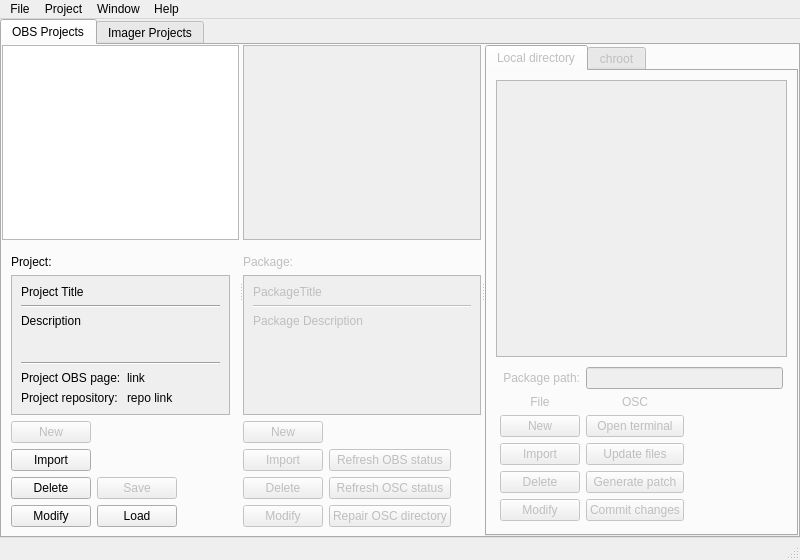
Before: the Qt Designer form src/ObsLightGui/ui/obsLightMain.ui in ronan22/obs-light, drawn with Qt 5.
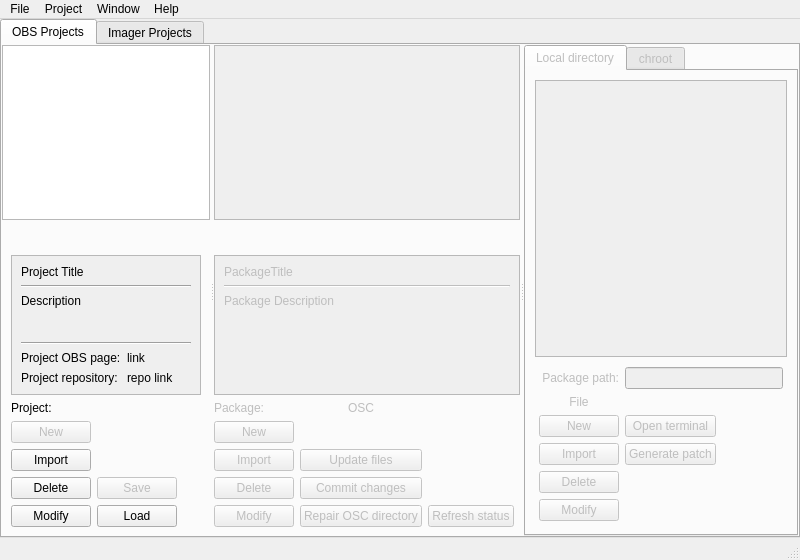
After: the same form once the commit is applied.

```diff
--- a/src/ObsLightGui/ui/obsLightMain.ui
+++ b/src/ObsLightGui/ui/obsLightMain.ui
@@ -102,7 +102,7 @@
                <string/>
               </property>
               <layout class="QGridLayout" name="gridLayout_9">
-               <item row="7" column="0">
+               <item row="8" column="0">
                 <widget class="QPushButton" name="modifyObsProjectButton">
                  <property name="toolTip">
                   <string>Modify the configuration of the selected project.</string>
@@ -112,7 +112,7 @@
                  </property>
                 </widget>
                </item>
-               <item row="6" column="0">
+               <item row="7" column="0">
                 <widget class="QPushButton" name="deleteObsProjectButton">
                  <property name="toolTip">
                   <string>Delete the selected project.</string>
@@ -122,20 +122,6 @@
                  </property>
                 </widget>
                </item>
-               <item row="2" column="0">
-                <widget class="QLabel" name="projectLabel">
-                 <property name="text">
-                  <string>Project:</string>
-                 </property>
-                </widget>
-               </item>
-               <item row="2" column="1" colspan="2">
-                <widget class="QLabel" name="projectLabelValue">
-                 <property name="text">
-                  <string/>
-                 </property>
-                </widget>
-               </item>
                <item row="3" column="0" colspan="3">
                 <widget class="QScrollArea" name="scrollArea">
                  <property name="minimumSize">
@@ -155,7 +141,7 @@
                    <rect>
                     <x>0</x>
                     <y>0</y>
-                    <width>223</width>
+                    <width>186</width>
                     <height>134</height>
                    </rect>
                   </property>
@@ -251,7 +237,7 @@
                  </widget>
                 </widget>
                </item>
-               <item row="4" column="0">
+               <item row="5" column="0">
                 <widget class="QPushButton" name="newProjectButton">
                  <property name="enabled">
                   <bool>false</bool>
@@ -270,7 +256,7 @@
                  </property>
                 </widget>
                </item>
-               <item row="5" column="0">
+               <item row="6" column="0">
                 <widget class="QPushButton" name="newObsProjectButton">
                  <property name="toolTip">
                   <string>Import a project that already exists on an OBS server.</string>
@@ -283,7 +269,7 @@
                  </property>
                 </widget>
                </item>
-               <item row="7" column="1">
+               <item row="8" column="1">
                 <widget class="QPushButton" name="loadObsProjectButton">
                  <property name="enabled">
                   <bool>true</bool>
@@ -296,7 +282,7 @@
                  </property>
                 </widget>
                </item>
-               <item row="6" column="1">
+               <item row="7" column="1">
                 <widget class="QPushButton" name="saveObsProjectButton">
                  <property name="enabled">
                   <bool>false</bool>
@@ -315,7 +301,7 @@
                  </property>
                 </widget>
                </item>
-               <item row="6" column="2">
+               <item row="7" column="2">
                 <spacer name="horizontalSpacer_3">
                  <property name="orientation">
                   <enum>Qt::Horizontal</enum>
@@ -328,6 +314,20 @@
                  </property>
                 </spacer>
                </item>
+               <item row="4" column="0">
+                <widget class="QLabel" name="projectLabel">
+                 <property name="text">
+                  <string>Project:</string>
+                 </property>
+                </widget>
+               </item>
+               <item row="0" column="0">
+                <widget class="QLabel" name="projectLabelValue">
+                 <property name="text">
+                  <string/>
+                 </property>
+                </widget>
+               </item>
               </layout>
              </widget>
             </item>
@@ -363,6 +363,13 @@
               </attribute>
              </widget>
             </item>
+            <item>
+             <widget class="QLabel" name="packageNameLabelValue">
+              <property name="text">
+               <string/>
+              </property>
+             </widget>
+            </item>
             <item>
              <widget class="QWidget" name="packageWidget" native="true">
               <layout class="QGridLayout" name="gridLayout_10">
@@ -372,20 +379,6 @@
                <property name="rightMargin">
                 <number>0</number>
                </property>
-               <item row="1" column="1" colspan="2">
-                <widget class="QLabel" name="packageNameLabelValue">
-                 <property name="text">
-                  <string/>
-                 </property>
-                </widget>
-               </item>
-               <item row="1" column="0">
-                <widget class="QLabel" name="packageNameLabel">
-                 <property name="text">
-                  <string>Package:</string>
-                 </property>
-                </widget>
-               </item>
                <item row="9" column="0">
                 <widget class="QPushButton" name="deletePackageButton">
                  <property name="toolTip">
@@ -406,7 +399,7 @@
                  </property>
                 </widget>
                </item>
-               <item row="3" column="0" colspan="3">
+               <item row="3" column="0" colspan="4">
                 <widget class="QScrollArea" name="scrollArea_2">
                  <property name="minimumSize">
                   <size>
@@ -425,7 +418,7 @@
                    <rect>
                     <x>0</x>
                     <y>0</y>
-                    <width>245</width>
+                    <width>335</width>
                     <height>134</height>
                    </rect>
                   </property>
@@ -503,7 +496,7 @@
                  </property>
                 </widget>
                </item>
-               <item row="10" column="2">
+               <item row="10" column="3">
                 <spacer name="horizontalSpacer">
                  <property name="orientation">
                   <enum>Qt::Horizontal</enum>
@@ -516,28 +509,6 @@
                  </property>
                 </spacer>
                </item>
-               <item row="9" column="1">
-                <widget class="QPushButton" name="refreshOscStatusButton">
-                 <property name="toolTip">
-                  <string>Refresh OSC status column.
- If no package selected, refresh all (may be long).</string>
-                 </property>
-                 <property name="text">
-                  <string>Refresh OSC status</string>
-                 </property>
-                </widget>
-               </item>
-               <item row="6" column="1">
-                <widget class="QPushButton" name="refreshObsStatusButton">
-                 <property name="toolTip">
-                  <string>Refresh OBS status column.
- If no package selected, refresh all (may be long).</string>
-                 </property>
-                 <property name="text">
-                  <string>Refresh OBS status</string>
-                 </property>
-                </widget>
-               </item>
                <item row="10" column="1">
                 <widget class="QPushButton" name="repairOscButton">
                  <property name="toolTip">
@@ -548,6 +519,60 @@
                  </property>
                 </widget>
                </item>
+               <item row="10" column="2">
+                <widget class="QPushButton" name="refreshOscStatusButton">
+                 <property name="toolTip">
+                  <string>Refresh OSC status column.
+ If no package selected, refresh all (may be long).</string>
+                 </property>
+                 <property name="text">
+                  <string>Refresh status</string>
+                 </property>
+                </widget>
+               </item>
+               <item row="9" column="1">
+                <widget class="QPushButton" name="addAndCommitButton">
+                 <property name="toolTip">
+                  <string>Commit all modifications made to the package files.</string>
+                 </property>
+                 <property name="text">
+                  <string>Commit changes</string>
+                 </property>
+                </widget>
+               </item>
+               <item row="6" column="1">
+                <widget class="QPushButton" name="updateFilesButton">
+                 <property name="minimumSize">
+                  <size>
+                   <width>80</width>
+                   <height>0</height>
+                  </size>
+                 </property>
+                 <property name="toolTip">
+                  <string>Checkout/update files from the OBS (osc update equivalent).</string>
+                 </property>
+                 <property name="text">
+                  <string>Update files</string>
+                 </property>
+                </widget>
+               </item>
+               <item row="4" column="1">
+                <widget class="QLabel" name="label">
+                 <property name="text">
+                  <string>OSC</string>
+                 </property>
+                 <property name="alignment">
+                  <set>Qt::AlignCenter</set>
+                 </property>
+                </widget>
+               </item>
+               <item row="4" column="0">
+                <widget class="QLabel" name="packageNameLabel">
+                 <property name="text">
+                  <string>Package:</string>
+                 </property>
+                </widget>
+               </item>
               </layout>
              </widget>
             </item>
@@ -589,27 +614,6 @@
                 <property name="spacing">
                  <number>-1</number>
                 </property>
-                <item row="10" column="2">
-                 <widget class="QPushButton" name="generatePatchButton">
-                  <property name="toolTip">
-                   <string>Generate a patch from the changes made into the chroot,
- and add this patch to the package.</string>
-                  </property>
-                  <property name="text">
-                   <string>Generate patch</string>
-                  </property>
-                 </widget>
-                </item>
-                <item row="11" column="2">
-                 <widget class="QPushButton" name="addAndCommitButton">
-                  <property name="toolTip">
-                   <string>Commit all modifications made to the package files.</string>
-                  </property>
-                  <property name="text">
-                   <string>Commit changes</string>
-                  </property>
-                 </widget>
-                </item>
                 <item row="7" column="1">
                  <widget class="QPushButton" name="newFileButton">
                   <property name="enabled">
@@ -666,16 +670,6 @@
                   </property>
                  </widget>
                 </item>
-                <item row="1" column="2">
-                 <widget class="QLabel" name="label">
-                  <property name="text">
-                   <string>OSC</string>
-                  </property>
-                  <property name="alignment">
-                   <set>Qt::AlignCenter</set>
-                  </property>
-                 </widget>
-                </item>
                 <item row="10" column="3">
                  <spacer name="horizontalSpacer_2">
                   <property name="orientation">
@@ -689,32 +683,6 @@
                   </property>
                  </spacer>
                 </item>
-                <item row="9" column="2">
-                 <widget class="QPushButton" name="updateFilesButton">
-                  <property name="minimumSize">
-                   <size>
-                    <width>80</width>
-                    <height>0</height>
-                   </size>
-                  </property>
-                  <property name="toolTip">
-                   <string>Checkout/update files from the OBS (osc update equivalent).</string>
-                  </property>
-                  <property name="text">
-                   <string>Update files</string>
-                  </property>
-                 </widget>
-                </item>
-                <item row="7" column="2">
-                 <widget class="QPushButton" name="openTermButton">
-                  <property name="toolTip">
-                   <string>Open a terminal in the package's OSC directory.</string>
-                  </property>
-                  <property name="text">
-                   <string>Open terminal</string>
-                  </property>
-                 </widget>
-                </item>
                 <item row="0" column="1">
                  <widget class="QLabel" name="packagePathLabel">
                   <property name="text">
@@ -732,6 +700,27 @@
                   </property>
                  </widget>
                 </item>
+                <item row="7" column="2">
+                 <widget class="QPushButton" name="openTermButton">
+                  <property name="toolTip">
+                   <string>Open a terminal in the package's OSC directory.</string>
+                  </property>
+                  <property name="text">
+                   <string>Open terminal</string>
+                  </property>
+                 </widget>
+                </item>
+                <item row="9" column="2">
+                 <widget class="QPushButton" name="generatePatchButton">
+                  <property name="toolTip">
+                   <string>Generate a patch from the changes made into the chroot,
+ and add this patch to the package.</string>
+                  </property>
+                  <property name="text">
+                   <string>Generate patch</string>
+                  </property>
+                 </widget>
+                </item>
                </layout>
               </widget>
              </item>
@@ -904,7 +893,7 @@
  in an alternative rpmbuild directory.</string>
                   </property>
                   <property name="text">
-                   <string>Install</string>
+                   <string>%install</string>
                   </property>
                  </widget>
                 </item>
@@ -931,7 +920,7 @@
  initialize the git repository and do the first build.</string>
                   </property>
                   <property name="text">
-                   <string>Prep</string>
+                   <string>%prep</string>
                   </property>
                  </widget>
                 </item>
@@ -942,7 +931,7 @@
  in an alternative rpmbuild directory.</string>
                   </property>
                   <property name="text">
-                   <string>Build</string>
+                   <string>%build</string>
                   </property>
                  </widget>
                 </item>
@@ -953,14 +942,14 @@
  in an alternative rpmbuild directory.</string>
                   </property>
                   <property name="text">
-                   <string>Build RPMs</string>
+                   <string>%files</string>
                   </property>
                  </widget>
                 </item>
                 <item row="1" column="3">
                  <widget class="QLabel" name="label_2">
                   <property name="text">
-                   <string>Rpmbuild</string>
+                   <string>Spec file</string>
                   </property>
                   <property name="alignment">
                    <set>Qt::AlignCenter</set>
```
